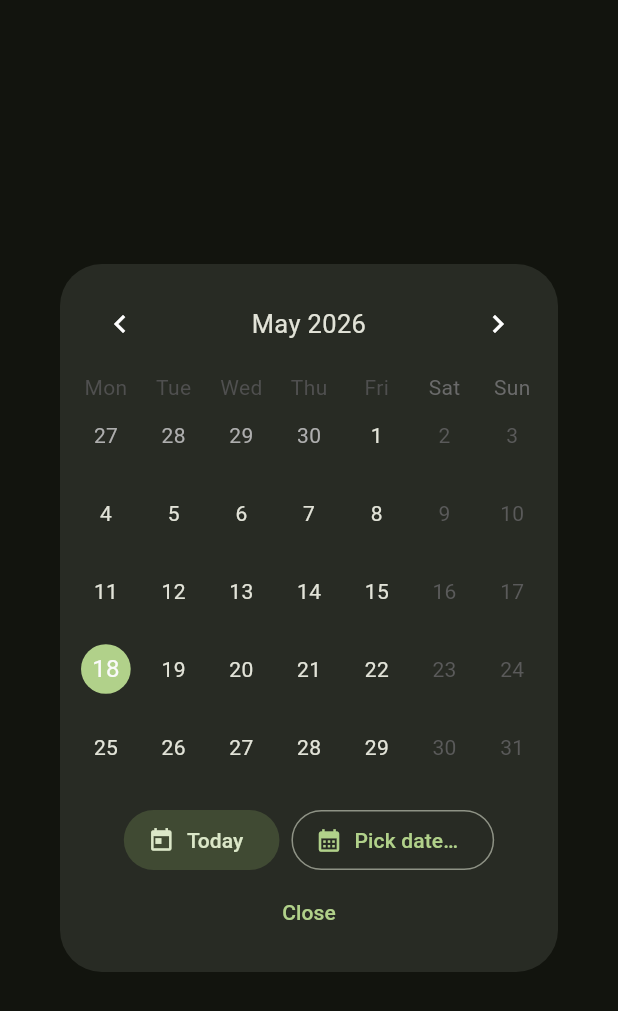
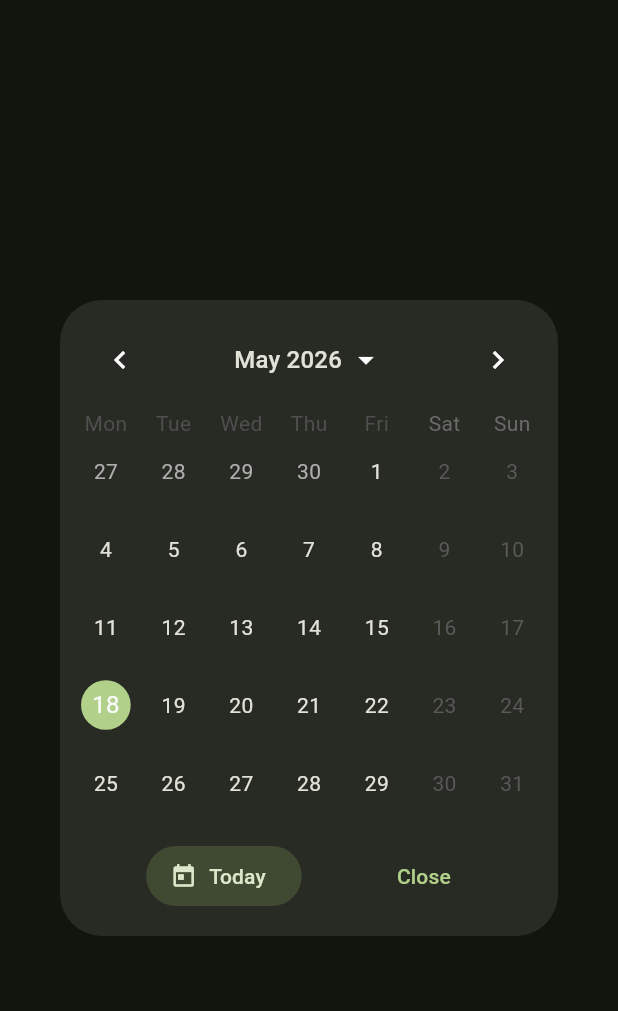
Before and after one commit to Lukk17/workout_log, a Flutter app: the CalendarPage widget shown alone on an empty page, opened directly, on a phone screen of 412 x 824 dp. Shown: the top 1011 px of the screen. Run offline on Flutter 3.47's test engine with Material 3 defaults, Android fonts, the phone set to English and light mode, and no system bars; drawn by our look-alikes of table_calendar; our stand-ins replace flutter_riverpod, flutter_slidable, freezed_annotation, shared_preferences, sqflite; accounts and stored records are empty.

Commit message:
refactor(calendar): make the "May 2026" header itself the year picker
Dropped the standalone "Pick date…" button. Instead, the existing
TableCalendar header title ("May 2026") is now an InkWell that opens
the Material 3 year picker — same affordance any modern calendar app
exposes, with a discoverable dropdown chevron next to the month name.

Implementation: TableCalendar.calendarBuilders.headerTitleBuilder
returns an InkWell wrapping the formatted month-and-year text + an
Icons.arrow_drop_down hint. Tap -> showDatePicker in DatePickerMode.year
-> on pick, set selectedDateProvider and dismiss.

The "Today" tonal button stays (fastest path to the most common date)
plus a "Close" text button. Two row buttons instead of three; the year
jump is now part of the calendar widget itself.

```diff
--- a/lib/presentation/pages/calendar_page.dart
+++ b/lib/presentation/pages/calendar_page.dart
@@ -1,5 +1,6 @@
 import 'package:flutter/material.dart';
 import 'package:flutter_riverpod/flutter_riverpod.dart';
+import 'package:intl/intl.dart';
 import 'package:table_calendar/table_calendar.dart';
 import 'package:workout_log/presentation/providers/selected_date_provider.dart';
 import 'package:workout_log/util/log.dart';
@@ -8,11 +9,13 @@ DateTime _startOfDay(DateTime d) => DateTime(d.year, d.month, d.day);
 
 /// Modal calendar shown from the home page app bar.
 ///
-/// Three ways to pick:
-///   - Tap a day in the grid — selects + dismisses immediately.
-///   - "Today" chip — jumps to today and dismisses.
-///   - "Pick date…" chip — opens Material 3 `showDatePicker` which lets
-///     you tap the year header to jump distant months/years quickly.
+/// Interactions:
+///   - Tap a day in the grid -> selects + dismisses.
+///   - Tap the "May 2026" header -> opens the year-grid picker for
+///     fast cross-year jumps. Picking a date there both selects and
+///     dismisses; picking nothing returns to the grid unchanged.
+///   - Tap "Today" -> jumps to and selects today, then dismisses.
+///   - Tap "Close" -> dismiss without changing the date.
 class CalendarPage extends ConsumerStatefulWidget {
   const CalendarPage({super.key});
 
@@ -35,6 +38,7 @@ class _CalendarPageState extends ConsumerState<CalendarPage> {
   Widget build(BuildContext context) {
     final selected = ref.watch(selectedDateProvider);
     final colorScheme = Theme.of(context).colorScheme;
+    final textTheme = Theme.of(context).textTheme;
 
     return Dialog(
       clipBehavior: Clip.antiAlias,
@@ -64,23 +68,39 @@ class _CalendarPageState extends ConsumerState<CalendarPage> {
                   shape: BoxShape.circle,
                 ),
               ),
+              calendarBuilders: CalendarBuilders(
+                headerTitleBuilder: (context, day) => InkWell(
+                  borderRadius: BorderRadius.circular(8),
+                  onTap: _openYearPicker,
+                  child: Padding(
+                    padding: const EdgeInsets.symmetric(
+                        horizontal: 12, vertical: 8),
+                    child: Row(
+                      mainAxisAlignment: MainAxisAlignment.center,
+                      mainAxisSize: MainAxisSize.min,
+                      children: <Widget>[
+                        Text(
+                          DateFormat.yMMMM('en_US').format(day),
+                          style: textTheme.titleMedium,
+                        ),
+                        const SizedBox(width: 4),
+                        const Icon(Icons.arrow_drop_down),
+                      ],
+                    ),
+                  ),
+                ),
+              ),
               onDaySelected: _onDaySelected,
               onPageChanged: (focused) => setState(() => _focused = focused),
             ),
             const SizedBox(height: 12),
-            Wrap(
-              spacing: 8,
-              alignment: WrapAlignment.center,
+            Row(
+              mainAxisAlignment: MainAxisAlignment.spaceEvenly,
               children: <Widget>[
                 FilledButton.tonalIcon(
                   icon: const Icon(Icons.today),
                   label: const Text('Today'),
                   onPressed: () => _pick(DateTime.now()),
-                ),
-                OutlinedButton.icon(
-                  icon: const Icon(Icons.calendar_month),
-                  label: const Text('Pick date…'),
-                  onPressed: _openMaterialDatePicker,
                 ),
                 TextButton(
                   onPressed: () => Navigator.of(context).pop(),
@@ -103,16 +123,13 @@ class _CalendarPageState extends ConsumerState<CalendarPage> {
     Navigator.of(context).pop();
   }
 
-  Future<void> _openMaterialDatePicker() async {
+  Future<void> _openYearPicker() async {
     final navigator = Navigator.of(context);
     final picked = await showDatePicker(
       context: context,
-      initialDate: ref.read(selectedDateProvider),
+      initialDate: _focused,
       firstDate: DateTime(2000),
       lastDate: DateTime(2100),
-      // Open in year-grid view so a jump of years is one tap, not 24
-      // chevron clicks.
-      initialEntryMode: DatePickerEntryMode.calendar,
       initialDatePickerMode: DatePickerMode.year,
     );
     if (picked == null || !mounted) return;
```
